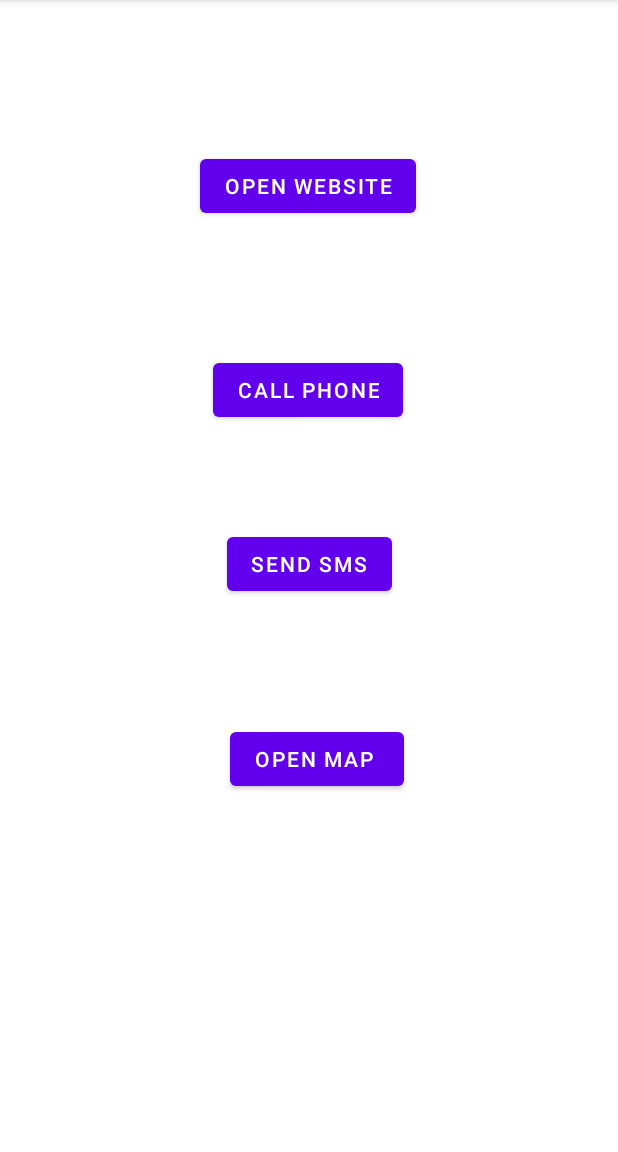
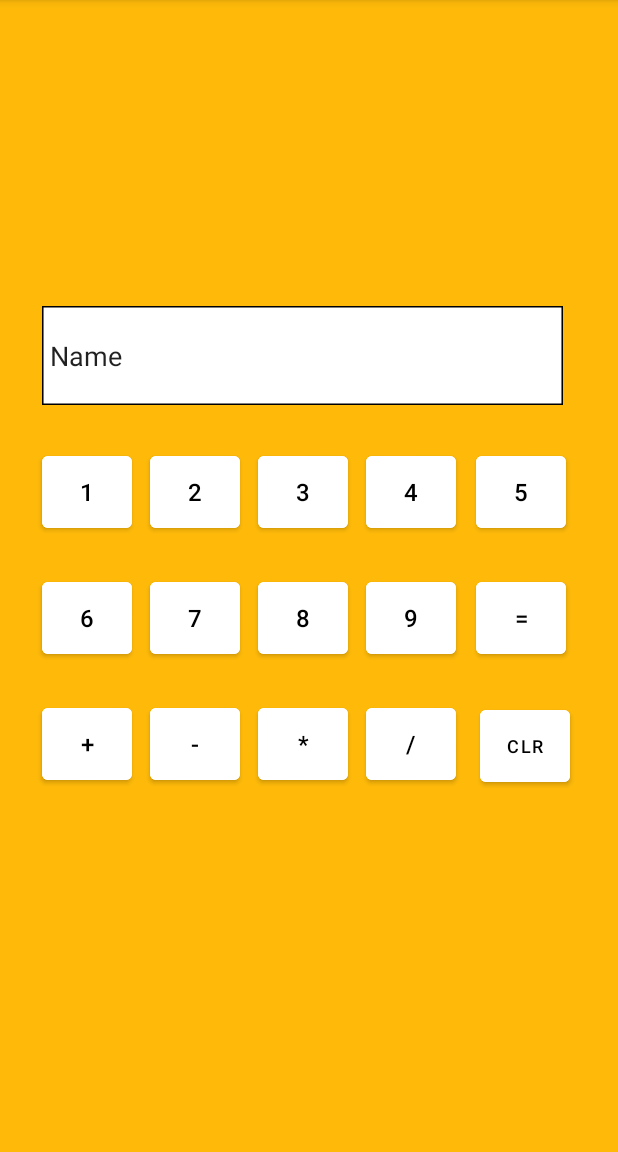
Before and after one commit to lrandom/BKD0708K11-android, an Android app: the screen it shows after launch (MainActivity), on a phone screen of 412 x 824 dp, the part 84-1236 px from its top. Run offline under Robolectric (Android 15) with nearby library versions, the phone set to English and light mode, and no system bars.

Commit message:
update demo calculator

```diff
--- /dev/null
+++ b/app/src/main/res/drawable/bg_show_result.xml
@@ -0,0 +1,20 @@
+<?xml version="1.0" encoding="utf-8"?>
+<vector xmlns:android="http://schemas.android.com/apk/res/android"
+    xmlns:aapt="http://schemas.android.com/aapt"
+    android:width="339dp"
+    android:height="63dp"
+    android:viewportWidth="339"
+    android:viewportHeight="63">
+
+    <group>
+        <clip-path android:pathData="M0 0H339V63H0V0Z" />
+        <path
+            android:fillColor="#FFFFFF"
+            android:pathData="M0 0V63H339V0" />
+        <path
+            android:pathData="M0 0H339V63H0V0Z"
+            android:strokeWidth="2"
+            android:strokeColor="#000000" />
+    </group>
+
+</vector>
--- a/app/src/main/res/layout/activity_main.xml
+++ b/app/src/main/res/layout/activity_main.xml
@@ -4,54 +4,209 @@
     xmlns:tools="http://schemas.android.com/tools"
     android:layout_width="match_parent"
     android:layout_height="match_parent"
-    tools:context=".MainActivity">
+    tools:context=".MainActivity"
+    android:background="@color/primary">
 
-    <Button
-        android:id="@+id/button"
-        android:layout_width="wrap_content"
-        android:layout_height="wrap_content"
-        android:layout_marginTop="100dp"
-        android:onClick="openWebsite"
-        android:text="Open Website"
+    <EditText
+        android:id="@+id/edtShowResult"
+        android:layout_width="347dp"
+        android:layout_height="66dp"
+        android:layout_marginTop="204dp"
+        android:background="@drawable/bg_show_result"
+        android:ems="10"
+        android:inputType="textPersonName"
+        android:padding="5dp"
+        android:text="Name"
         app:layout_constraintEnd_toEndOf="parent"
-        app:layout_constraintHorizontal_bias="0.498"
+        app:layout_constraintHorizontal_bias="0.437"
         app:layout_constraintStart_toStartOf="parent"
         app:layout_constraintTop_toTopOf="parent" />
 
     <Button
-        android:id="@+id/button2"
-        android:layout_width="wrap_content"
-        android:layout_height="wrap_content"
-        android:layout_marginTop="88dp"
-        android:onClick="callPhone"
-        android:text="Call Phone"
-        app:layout_constraintEnd_toEndOf="parent"
-        app:layout_constraintHorizontal_bias="0.498"
+        android:id="@+id/btnNumberOne"
+        android:layout_width="60dp"
+        android:layout_height="60dp"
+        android:layout_marginStart="28dp"
+        android:layout_marginTop="28dp"
+        android:backgroundTint="@color/white"
+        android:text="1"
+        android:textColor="@color/black"
+        android:textSize="16sp"
         app:layout_constraintStart_toStartOf="parent"
-        app:layout_constraintTop_toBottomOf="@+id/button" />
+        app:layout_constraintTop_toBottomOf="@+id/edtShowResult" />
 
     <Button
-        android:id="@+id/button3"
-        android:layout_width="wrap_content"
-        android:layout_height="wrap_content"
-        android:layout_marginTop="68dp"
-        android:onClick="sendSMS"
-        android:text="SEND SMS"
-        app:layout_constraintEnd_toEndOf="parent"
-        app:layout_constraintStart_toStartOf="parent"
-        app:layout_constraintTop_toBottomOf="@+id/button2" />
+        android:id="@+id/btnNumberTwo"
+        android:layout_width="60dp"
+        android:layout_height="60dp"
+        android:layout_marginStart="12dp"
+        android:backgroundTint="@color/white"
+        android:text="2"
+        android:textColor="@color/black"
+        android:textSize="16sp"
+        app:layout_constraintBaseline_toBaselineOf="@+id/btnNumberOne"
+        app:layout_constraintStart_toEndOf="@+id/btnNumberOne" />
 
     <Button
-        android:id="@+id/button5"
-        android:layout_width="wrap_content"
-        android:layout_height="wrap_content"
-        android:onClick="openMap"
-        android:text="OPEN MAP "
-        app:layout_constraintBottom_toBottomOf="parent"
+        android:id="@+id/btnNumberFive"
+        android:layout_width="60dp"
+        android:layout_height="60dp"
+        android:layout_marginEnd="16dp"
+        android:backgroundTint="@color/white"
+        android:text="5"
+        android:textColor="@color/black"
+        android:textSize="16sp"
+        app:layout_constraintBaseline_toBaselineOf="@+id/btnNumberFour"
         app:layout_constraintEnd_toEndOf="parent"
-        app:layout_constraintHorizontal_bias="0.518"
+        app:layout_constraintHorizontal_bias="0.411"
+        app:layout_constraintStart_toEndOf="@+id/btnNumberFour" />
+
+    <Button
+        android:id="@+id/btnNumberThree"
+        android:layout_width="60dp"
+        android:layout_height="60dp"
+        android:layout_marginStart="12dp"
+        android:backgroundTint="@color/white"
+        android:text="3"
+        android:textColor="@color/black"
+        android:textSize="16sp"
+        app:layout_constraintBaseline_toBaselineOf="@+id/btnNumberTwo"
+        app:layout_constraintStart_toEndOf="@+id/btnNumberTwo" />
+
+    <Button
+        android:id="@+id/btnNumberFour"
+        android:layout_width="60dp"
+        android:layout_height="60dp"
+        android:layout_marginStart="12dp"
+        android:backgroundTint="@color/white"
+        android:text="4"
+        android:textColor="@color/black"
+        android:textSize="16sp"
+        app:layout_constraintBaseline_toBaselineOf="@+id/btnNumberThree"
+        app:layout_constraintStart_toEndOf="@+id/btnNumberThree" />
+
+    <Button
+        android:id="@+id/btnNumberSix"
+        android:layout_width="60dp"
+        android:layout_height="60dp"
+        android:layout_marginStart="28dp"
+        android:layout_marginTop="24dp"
+        android:backgroundTint="@color/white"
+        android:text="6"
+        android:textColor="@color/black"
+        android:textSize="16sp"
         app:layout_constraintStart_toStartOf="parent"
-        app:layout_constraintTop_toBottomOf="@+id/button3"
-        app:layout_constraintVertical_bias="0.257" />
+        app:layout_constraintTop_toBottomOf="@+id/btnNumberOne" />
 
+    <Button
+        android:id="@+id/btnNumberSeven"
+        android:layout_width="60dp"
+        android:layout_height="60dp"
+        android:layout_marginStart="12dp"
+        android:backgroundTint="@color/white"
+        android:text="7"
+        android:textColor="@color/black"
+        android:textSize="16sp"
+        app:layout_constraintBaseline_toBaselineOf="@+id/btnNumberSix"
+        app:layout_constraintStart_toEndOf="@+id/btnNumberSix" />
+
+    <Button
+        android:id="@+id/btnNumberEight"
+        android:layout_width="60dp"
+        android:layout_height="60dp"
+        android:layout_marginStart="12dp"
+        android:backgroundTint="@color/white"
+        android:text="8"
+        android:textColor="@color/black"
+        android:textSize="16sp"
+        app:layout_constraintBaseline_toBaselineOf="@+id/btnNumberSeven"
+        app:layout_constraintStart_toEndOf="@+id/btnNumberSeven" />
+
+    <Button
+        android:id="@+id/btnEqual"
+        android:layout_width="60dp"
+        android:layout_height="60dp"
+        android:backgroundTint="@color/white"
+        android:text="="
+        android:textColor="@color/black"
+        android:textSize="16sp"
+        app:layout_constraintBaseline_toBaselineOf="@+id/btnNumberNine"
+        app:layout_constraintEnd_toEndOf="parent"
+        app:layout_constraintHorizontal_bias="0.282"
+        app:layout_constraintStart_toEndOf="@+id/btnNumberNine" />
+
+    <Button
+        android:id="@+id/btnNumberNine"
+        android:layout_width="60dp"
+        android:layout_height="60dp"
+        android:layout_marginStart="12dp"
+        android:backgroundTint="@color/white"
+        android:text="9"
+        android:textColor="@color/black"
+        android:textSize="16sp"
+        app:layout_constraintBaseline_toBaselineOf="@+id/btnNumberEight"
+        app:layout_constraintStart_toEndOf="@+id/btnNumberEight" />
+
+    <Button
+        android:id="@+id/btnPlus"
+        android:layout_width="60dp"
+        android:layout_height="60dp"
+        android:layout_marginStart="28dp"
+        android:layout_marginTop="24dp"
+        android:backgroundTint="@color/white"
+        android:text="+"
+        android:textColor="@color/black"
+        android:textSize="16sp"
+        app:layout_constraintStart_toStartOf="parent"
+        app:layout_constraintTop_toBottomOf="@+id/btnNumberSix" />
+
+    <Button
+        android:id="@+id/btnSub"
+        android:layout_width="60dp"
+        android:layout_height="60dp"
+        android:layout_marginStart="12dp"
+        android:backgroundTint="@color/white"
+        android:text="-"
+        android:textColor="@color/black"
+        android:textSize="16sp"
+        app:layout_constraintBaseline_toBaselineOf="@+id/btnPlus"
+        app:layout_constraintStart_toEndOf="@+id/btnPlus" />
+
+    <Button
+        android:id="@+id/btnMultiple"
+        android:layout_width="60dp"
+        android:layout_height="60dp"
+        android:layout_marginStart="12dp"
+        android:backgroundTint="@color/white"
+        android:text="*"
+        android:textColor="@color/black"
+        android:textSize="16sp"
+        app:layout_constraintBaseline_toBaselineOf="@+id/btnSub"
+        app:layout_constraintStart_toEndOf="@+id/btnSub" />
+
+    <Button
+        android:id="@+id/btnDivide"
+        android:layout_width="60dp"
+        android:layout_height="60dp"
+        android:layout_marginStart="12dp"
+        android:backgroundTint="@color/white"
+        android:text="/"
+        android:textColor="@color/black"
+        android:textSize="16sp"
+        app:layout_constraintBaseline_toBaselineOf="@+id/btnMultiple"
+        app:layout_constraintStart_toEndOf="@+id/btnMultiple" />
+
+    <Button
+        android:id="@+id/btnClear"
+        android:layout_width="60dp"
+        android:layout_height="60dp"
+        android:layout_marginStart="16dp"
+        android:backgroundTint="@color/white"
+        android:text="CLR"
+        android:textColor="@color/black"
+        android:textSize="12sp"
+        app:layout_constraintBaseline_toBaselineOf="@+id/btnDivide"
+        app:layout_constraintEnd_toEndOf="parent"
+        app:layout_constraintHorizontal_bias="0.0"
+        app:layout_constraintStart_toEndOf="@+id/btnDivide" />
 </androidx.constraintlayout.widget.ConstraintLayout>
--- a/app/src/main/res/values/colors.xml
+++ b/app/src/main/res/values/colors.xml
@@ -7,4 +7,5 @@
     <color name="teal_700">#FF018786</color>
     <color name="black">#FF000000</color>
     <color name="white">#FFFFFFFF</color>
+    <color name="primary">#FFBA09</color>
 </resources>
--- a/app/src/main/res/values/strings.xml
+++ b/app/src/main/res/values/strings.xml
@@ -29,4 +29,5 @@
     <string name="confirm">Confirm</string>
     <string name="welcome">Welcome</string>
     <string name="signup_success">Signup Success</string>
+
 </resources>
```
